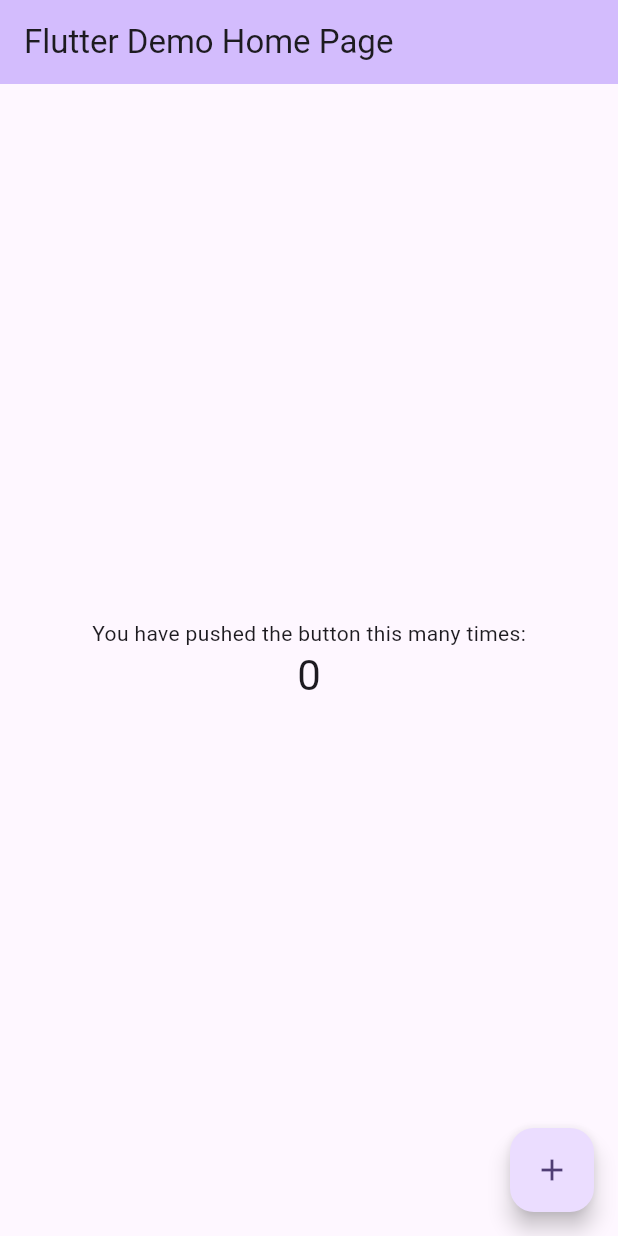
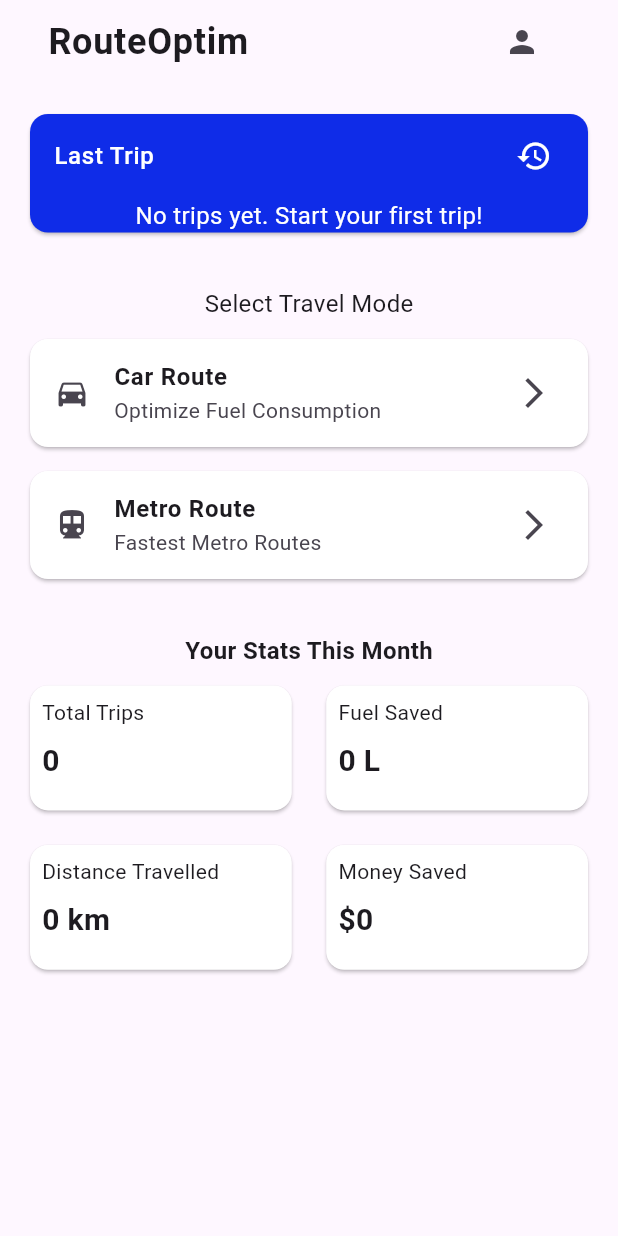
Before and after one commit to Abobakr146/DEPI_GP, a Flutter app: the screen it shows after launch, on a phone screen of 412 x 824 dp. Run offline on Flutter 3.47's test engine with Material 3 defaults, Android fonts, the light colour scheme and no system bars; our stand-ins replace get.

Commit message:
add home page, profile page, and trip model

```diff
--- /dev/null
+++ b/RouteOptim/lib/home_page.dart
@@ -0,0 +1,210 @@
+import 'package:flutter/material.dart';
+import 'package:get/get.dart';
+import 'package:route_optim/profile_page.dart';
+import 'package:route_optim/trips.dart';
+
+class HomePage extends StatelessWidget {
+  HomePage({super.key});
+
+  final trips = <Trip>[].obs; // ......... load all trips from database .........
+
+  @override
+  Widget build(BuildContext context) {
+    return Scaffold(
+        appBar: AppBar(
+          title: ListTile(
+            title: Text(
+              'RouteOptim',
+              style: TextStyle(
+                  fontWeight: FontWeight.bold,
+                  fontSize: 24
+              ),
+            ),
+            trailing: IconButton(
+                onPressed: () {
+                  Get.to(() => ProfilePage());
+                },
+                icon: Icon(Icons.person)
+            ),
+          ),
+        ),
+        body: SafeArea(
+          child: Padding(
+            padding: const EdgeInsets.all(8.0),
+            child: SafeArea(
+              child: Padding(
+                padding: const EdgeInsets.all(8.0),
+                child: SingleChildScrollView(
+                  child: Column(
+                    spacing: 8,
+                    children: [
+                      Card(
+                        color: Color(0xFF0F2CE8),
+                        child: Column(
+                          children: [
+                            ListTile(
+                                leading: Text(
+                                    'Last Trip',
+                                    style: TextStyle(
+                                      color: Colors.white,
+                                      fontSize: 16,
+                                      // fontWeight: FontWeight.bold,
+                                    )
+                                ),
+                                trailing: Icon(
+                                    Icons.history,
+                                    color: Colors.white
+                                )
+                            ),
+                            Obx(() => trips.isNotEmpty ?
+                            Text(
+                                trips.last.toString(),
+                                style: TextStyle(
+                                  color: Colors.white,
+                                  fontSize: 16,
+                                  fontWeight: FontWeight.bold,
+                                )
+                            ) :
+                            Center(
+                              child: Text(
+                                  'No trips yet. Start your first trip!',
+                                  style: TextStyle(
+                                    color: Colors.white,
+                                    fontSize: 16,
+                                    // fontWeight: FontWeight.bold,
+                                  )
+                              ),
+                            )
+                            ),
+                            Obx(() => trips.isNotEmpty ? ListTile(
+                              // ......... display last trip's distance, fuel, and cost .........
+                              leading: Text(
+                                  'Distance: ${trips.last.distance} km',
+                                  style: TextStyle(
+                                    color: Colors.white,
+                                    fontSize: 14,
+                                    // fontWeight: FontWeight.bold,
+                                  )
+                              ),
+                              title: Text(
+                                  'Fuel Used: ${trips.last.fuelUsed} L',
+                                  style: TextStyle(
+                                    color: Colors.white,
+                                    fontSize: 14,
+                                    // fontWeight: FontWeight.bold,
+                                  )
+                              ),
+                              trailing: Text(
+                                  'Cost: \$${trips.last.cost}',
+                                  style: TextStyle(
+                                    color: Colors.white,
+                                    fontSize: 14,
+                                    // fontWeight: FontWeight.bold,
+                                  )
+                              ),
+                            ) : SizedBox.shrink())
+                          ],
+                        ),
+                      ),
+                      SizedBox(height: 16),
+                      Text('Select Travel Mode', style: TextStyle(fontSize: 16),),
+                      Card(
+                        color: Colors.white,
+                        child: Center(
+                            child: ListTile(
+                              leading: Icon(Icons.directions_car),
+                              title: Text('Car Route', style: TextStyle(fontWeight: FontWeight.bold),),
+                              subtitle: Text('Optimize Fuel Consumption'),
+                              trailing: Icon(Icons.arrow_forward_ios),
+                              onTap: () {
+                                // ......... navigate to car trip planning page .........
+                              },
+                            )
+                        ),
+                      ),
+                      Card(
+                        color: Colors.white,
+                        child: Center(
+                            child: ListTile(
+                              leading: Icon(Icons.directions_transit),
+                              title: Text('Metro Route', style: TextStyle(fontWeight: FontWeight.bold),),
+                              subtitle: Text('Fastest Metro Routes'),
+                              trailing: Icon(Icons.arrow_forward_ios),
+                              onTap: () {
+                                // ......... navigate to car trip planning page .........
+                              },
+                            )
+                        ),
+                      ),
+                      SizedBox(height: 16),
+                      Text('Your Stats This Month', style: TextStyle(fontSize: 16, fontWeight: FontWeight.bold),),
+                      GridView.count(
+                        childAspectRatio: 2,
+                        crossAxisCount: 2,
+                        crossAxisSpacing: 15.0,
+                        mainAxisSpacing: 15.0,
+                        shrinkWrap: true,
+                        physics: const NeverScrollableScrollPhysics(),
+                        children: [
+                          buildStatCard('Total Trips'),
+                          buildStatCard('Fuel Saved'),
+                          buildStatCard('Distance Travelled'),
+                          buildStatCard('Money Saved'),
+                        ],
+                      ),
+                    ],
+                  ),
+                ),
+              ),
+            ),
+          ),
+        )
+    );
+  }
+
+  Widget buildStatCard(String stat){
+    var totalTrips = 0;
+    var savedFuel = 0;
+    var distance = 0;
+    var moneySaved = 0;
+
+    if (stat == 'Total Trips'){
+      totalTrips = trips.length;
+    } else if(stat == 'Fuel Saved') {
+      for (var trip in trips) {
+        // logic to get total fuel saved
+      }
+    } else if(stat == 'Distance Travelled') {
+      for (var trip in trips) {
+        // logic to get total distance
+      }
+    } else if(stat == 'Money Saved') {
+      for (var trip in trips) {
+        // logic to get total money saved
+      }
+    }
+    return Card(
+      color: Colors.white,
+      child: Padding(
+        padding: const EdgeInsets.all(8.0),
+        child: Column(
+          crossAxisAlignment: CrossAxisAlignment.start,
+          spacing: 8,
+          children: [
+            Text(stat),
+            Text(
+              stat == 'Total Trips' ? '$totalTrips' :
+              stat == 'Fuel Saved' ? '$savedFuel L' :
+              stat == 'Distance Travelled' ? '$distance km' :
+              stat == 'Money Saved' ? '\$$moneySaved' : '',
+              style: TextStyle(
+                fontSize: 20,
+                fontWeight: FontWeight.bold,
+              ),
+            ),
+          ],
+        ),
+      ),
+    );
+  }
+}
--- a/RouteOptim/lib/main.dart
+++ b/RouteOptim/lib/main.dart
@@ -1,4 +1,6 @@
 import 'package:flutter/material.dart';
+import 'package:get/get_navigation/src/root/get_material_app.dart';
+import 'package:route_optim/home_page.dart';
 
 void main() {
   runApp(const MyApp());
@@ -7,116 +9,10 @@ void main() {
 class MyApp extends StatelessWidget {
   const MyApp({super.key});
 
-  // This widget is the root of your application.
   @override
   Widget build(BuildContext context) {
-    return MaterialApp(
-      title: 'Flutter Demo',
-      theme: ThemeData(
-        // This is the theme of your application.
-        //
-        // TRY THIS: Try running your application with "flutter run". You'll see
-        // the application has a purple toolbar. Then, without quitting the app,
-        // try changing the seedColor in the colorScheme below to Colors.green
-        // and then invoke "hot reload" (save your changes or press the "hot
-        // reload" button in a Flutter-supported IDE, or press "r" if you used
-        // the command line to start the app).
-        //
-        // Notice that the counter didn't reset back to zero; the application
-        // state is not lost during the reload. To reset the state, use hot
-        // restart instead.
-        //
-        // This works for code too, not just values: Most code changes can be
-        // tested with just a hot reload.
-        colorScheme: ColorScheme.fromSeed(seedColor: Colors.deepPurple),
-      ),
-      home: const MyHomePage(title: 'Flutter Demo Home Page'),
+    return GetMaterialApp(
+      home: HomePage(),
     );
   }
 }
-
-class MyHomePage extends StatefulWidget {
-  const MyHomePage({super.key, required this.title});
-
-  // This widget is the home page of your application. It is stateful, meaning
-  // that it has a State object (defined below) that contains fields that affect
-  // how it looks.
-
-  // This class is the configuration for the state. It holds the values (in this
-  // case the title) provided by the parent (in this case the App widget) and
-  // used by the build method of the State. Fields in a Widget subclass are
-  // always marked "final".
-
-  final String title;
-
-  @override
-  State<MyHomePage> createState() => _MyHomePageState();
-}
-
-class _MyHomePageState extends State<MyHomePage> {
-  int _counter = 0;
-
-  void _incrementCounter() {
-    setState(() {
-      // This call to setState tells the Flutter framework that something has
-      // changed in this State, which causes it to rerun the build method below
-      // so that the display can reflect the updated values. If we changed
-      // _counter without calling setState(), then the build method would not be
-      // called again, and so nothing would appear to happen.
-      _counter++;
-    });
-  }
-
-  @override
-  Widget build(BuildContext context) {
-    // This method is rerun every time setState is called, for instance as done
-    // by the _incrementCounter method above.
-    //
-    // The Flutter framework has been optimized to make rerunning build methods
-    // fast, so that you can just rebuild anything that needs updating rather
-    // than having to individually change instances of widgets.
-    return Scaffold(
-      appBar: AppBar(
-        // TRY THIS: Try changing the color here to a specific color (to
-        // Colors.amber, perhaps?) and trigger a hot reload to see the AppBar
-        // change color while the other colors stay the same.
-        backgroundColor: Theme.of(context).colorScheme.inversePrimary,
-        // Here we take the value from the MyHomePage object that was created by
-        // the App.build method, and use it to set our appbar title.
-        title: Text(widget.title),
-      ),
-      body: Center(
-        // Center is a layout widget. It takes a single child and positions it
-        // in the middle of the parent.
-        child: Column(
-          // Column is also a layout widget. It takes a list of children and
-          // arranges them vertically. By default, it sizes itself to fit its
-          // children horizontally, and tries to be as tall as its parent.
-          //
-          // Column has various properties to control how it sizes itself and
-          // how it positions its children. Here we use mainAxisAlignment to
-          // center the children vertically; the main axis here is the vertical
-          // axis because Columns are vertical (the cross axis would be
-          // horizontal).
-          //
-          // TRY THIS: Invoke "debug painting" (choose the "Toggle Debug Paint"
-          // action in the IDE, or press "p" in the console), to see the
-          // wireframe for each widget.
-          mainAxisAlignment: MainAxisAlignment.center,
-          children: <Widget>[
-            const Text('You have pushed the button this many times:'),
-            Text(
-              '$_counter',
-              style: Theme.of(context).textTheme.headlineMedium,
-            ),
-          ],
-        ),
-      ),
-      floatingActionButton: FloatingActionButton(
-        onPressed: _incrementCounter,
-        tooltip: 'Increment',
-        child: const Icon(Icons.add),
-      ), // This trailing comma makes auto-formatting nicer for build methods.
-    );
-  }
-}
--- /dev/null
+++ b/RouteOptim/lib/profile_page.dart
@@ -0,0 +1,17 @@
+import 'package:flutter/material.dart';
+
+class ProfilePage extends StatelessWidget {
+  const ProfilePage({super.key});
+
+  @override
+  Widget build(BuildContext context) {
+    return Scaffold(
+      appBar: AppBar(
+        title: Text('Profile Page', style: TextStyle(fontWeight: FontWeight.bold),),
+      ),
+      body: const Center(
+        child: Text('This is the Profile Page'),
+      ),
+    );
+  }
+}
--- /dev/null
+++ b/RouteOptim/lib/trips.dart
@@ -0,0 +1,9 @@
+class Trip{
+  final fuelSaved;
+  final fuelUsed;
+  final distance;
+  final moneySaved;
+  final cost;
+
+  Trip({this.fuelSaved, this.fuelUsed, this.distance, this.moneySaved, this.cost});
+}
```
